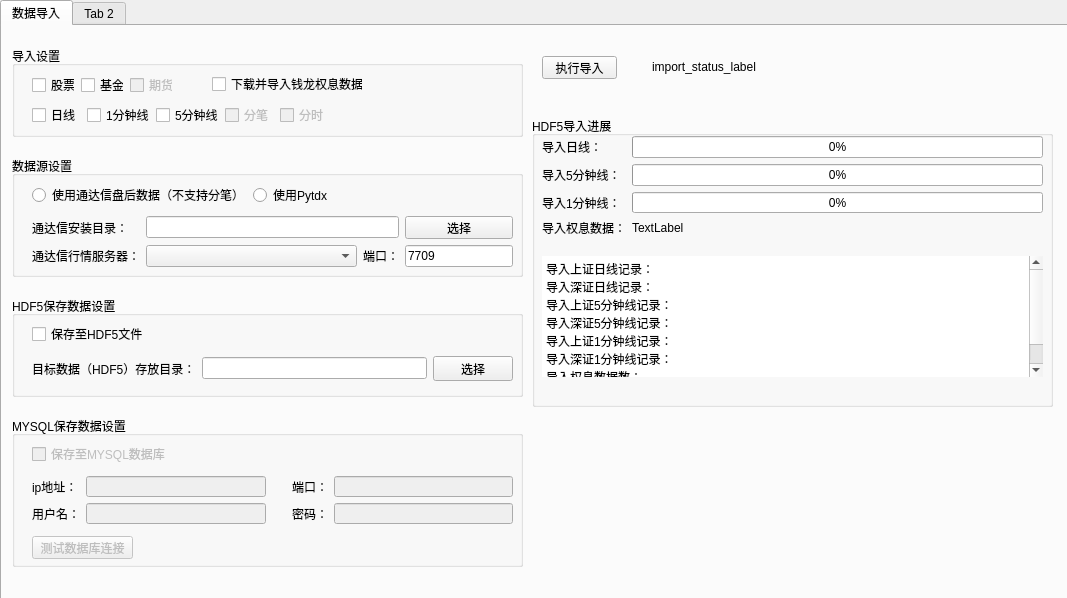
Before: the Qt Designer form hikyuu_python/tools/maintain/MainWindow.ui in fasiondog/hikyuu, drawn with Qt 5.
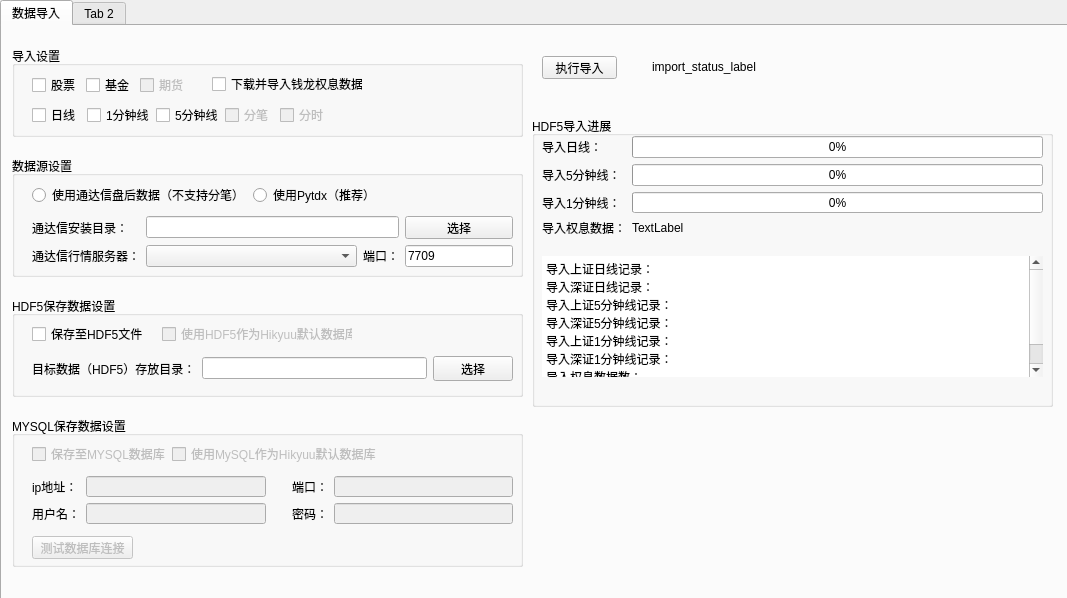
After: the same form once the commit is applied.

Commit message: 1、配合数据导入工具，交互模式下自动检测配置文件是否存在并提示 2、xmake工程增加最小版本限制 3、修改StockManager预加载时的打印信息

What changed in the file:
```diff
--- a/hikyuu_python/tools/maintain/MainWindow.ui
+++ b/hikyuu_python/tools/maintain/MainWindow.ui
@@ -60,7 +60,7 @@
         <rect>
          <x>20</x>
          <y>30</y>
-         <width>300</width>
+         <width>348</width>
          <height>18</height>
         </rect>
        </property>
@@ -78,7 +78,7 @@
            <bool>true</bool>
           </property>
           <property name="text">
-           <string>使用Pytdx</string>
+           <string>使用Pytdx（推荐）</string>
           </property>
          </widget>
         </item>
@@ -232,6 +232,22 @@
         <string>保存至HDF5文件</string>
        </property>
       </widget>
+      <widget class="QCheckBox" name="checkBox">
+       <property name="enabled">
+        <bool>false</bool>
+       </property>
+       <property name="geometry">
+        <rect>
+         <x>150</x>
+         <y>30</y>
+         <width>191</width>
+         <height>16</height>
+        </rect>
+       </property>
+       <property name="text">
+        <string>使用HDF5作为Hikyuu默认数据库</string>
+       </property>
+      </widget>
      </widget>
      <widget class="QGroupBox" name="groupBox_4">
       <property name="geometry">
@@ -361,6 +377,22 @@
         </item>
        </layout>
       </widget>
+      <widget class="QCheckBox" name="checkBox_2">
+       <property name="enabled">
+        <bool>false</bool>
+       </property>
+       <property name="geometry">
+        <rect>
+         <x>160</x>
+         <y>30</y>
+         <width>211</width>
+         <height>16</height>
+        </rect>
+       </property>
+       <property name="text">
+        <string>使用MySQL作为Hikyuu默认数据库</string>
+       </property>
+      </widget>
      </widget>
      <widget class="QGroupBox" name="groupBox_5">
       <property name="geometry">
@@ -490,7 +522,7 @@
         <rect>
          <x>20</x>
          <y>30</y>
-         <width>141</width>
+         <width>155</width>
          <height>18</height>
         </rect>
        </property>
```
The commit also changes 4 other files.
